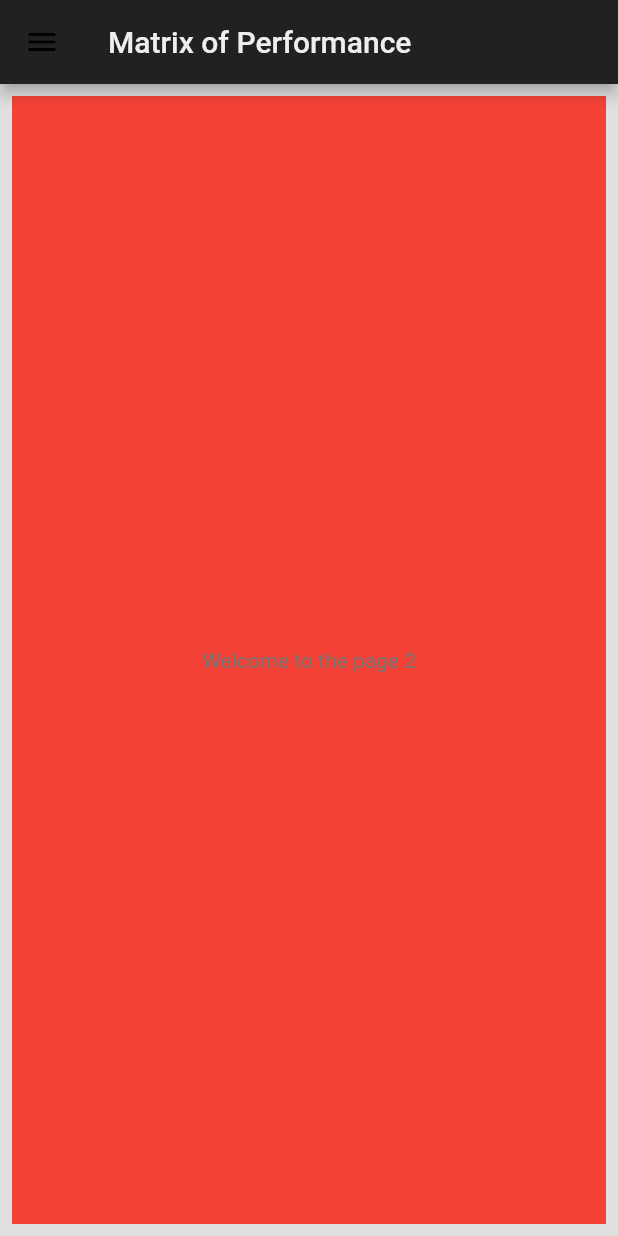
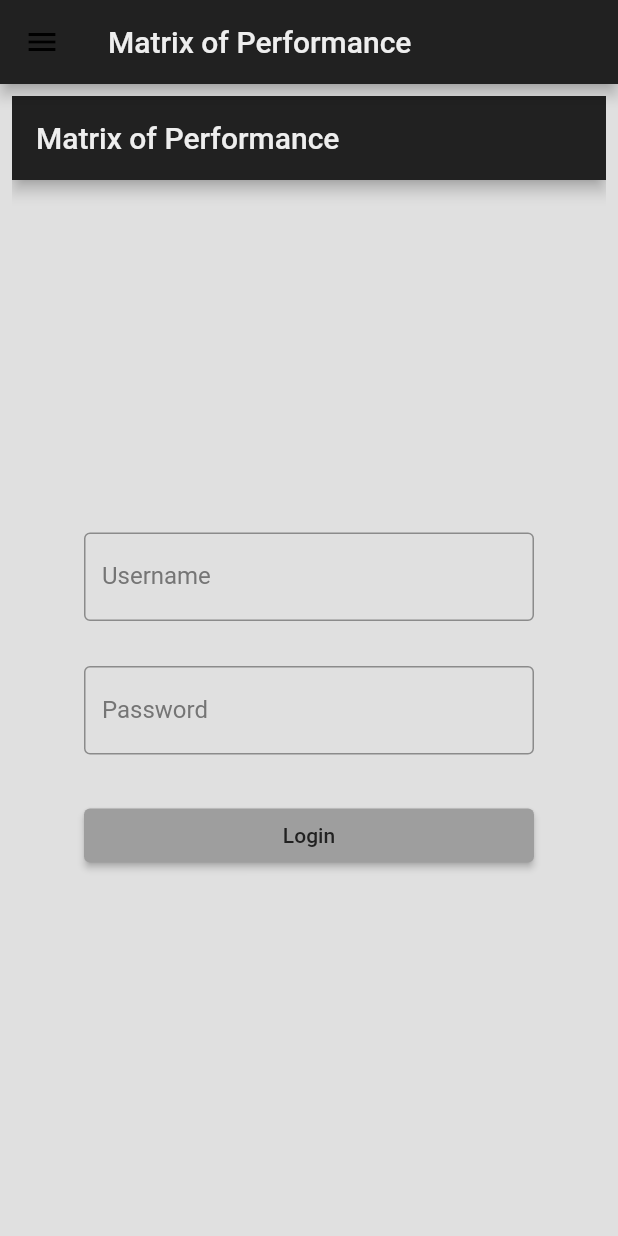
Before and after one commit to Wratheus/MatrixOfPerformance, a Flutter app: the screen it shows after launch, swiped to page 2, on a phone screen of 412 x 824 dp. Run offline on Flutter 3.47's test engine with Material 2 defaults, Android fonts, the phone set to English and light mode, and no system bars; our stand-ins replace bloc, flutter_bloc.

Commit message:
feat: LoginPage(), Custom TextField update: ./constants/ with colors and constants variables ref: rename MyBox, MyTile

```diff
--- a/flutter_matrix_of_skills/lib/src/constants/constants.dart
+++ b/flutter_matrix_of_skills/lib/src/constants/constants.dart
@@ -1,4 +1,5 @@
 import 'package:flutter/material.dart';
+import 'package:flutter_matrix_of_skills/src/pages/login_page.dart';
 
 import '../pages/main_management_page.dart';
 
@@ -6,7 +7,7 @@ part './colors.dart';
 
 List<Widget> pageList = <Widget>[ // navigation pages list
   const MainManagementPage(),
-  Container(color: Colors.red, child: Center(child: Text("Welcome to the page 2", style: drawerTextColor))),
+  const LoginPage(),
   Container(color: Colors.blue, child: Center(child: Text("Welcome to the page 3", style: drawerTextColor))),
   Container(color: Colors.purpleAccent, child: Center(child: Text("Welcome to the page 4", style: drawerTextColor))),
 ];
@@ -14,13 +15,16 @@ var defaultBackgroundColor = Colors.grey[300];
 var appBarColor = Colors.grey[900];
 var myAppBar = AppBar(
   backgroundColor: appBarColor,
-  title: Text('Matrix of Performance', style: AppBarTextColor),
+  title: Text('Matrix of Performance', style: appBarTextColor),
   centerTitle: false,
 );
 var drawerTextColor = TextStyle(
   color: Colors.grey[600],
 );
-var AppBarTextColor = TextStyle(
+var appBarTextColor = TextStyle(
   color: Colors.grey[200],
 );
+var buttonTextColor = TextStyle(
+  color: Colors.grey[900],
+);
 var tilePadding = const EdgeInsets.only(left: 8.0, right: 8, top: 8);
--- /dev/null
+++ b/flutter_matrix_of_skills/lib/src/pages/login_page.dart
@@ -0,0 +1,77 @@
+// ignore_for_file: non_constant_identifier_names
+
+import 'package:flutter/material.dart';
+import 'package:flutter_matrix_of_skills/src/constants/constants.dart';
+import 'package:flutter_matrix_of_skills/src/utils/sample_button_style.dart';
+import 'package:flutter_matrix_of_skills/src/utils/sample_text_field.dart';
+
+class LoginPage extends StatefulWidget {
+  const LoginPage({Key? key}) : super(key: key);
+  @override
+  // ignore: library_private_types_in_public_api
+  _LoginPageState createState() => _LoginPageState();
+}
+
+class _LoginPageState extends State<LoginPage>{
+  final TextEditingController _textControllerLogin = TextEditingController();
+  final TextEditingController _textControllerPassword = TextEditingController();
+  @override
+  Widget build(BuildContext context) {
+    return Scaffold(
+      appBar: myAppBar,
+      backgroundColor: defaultBackgroundColor,
+      body: Center(
+        child: Container(
+          width: 300,
+          decoration: BoxDecoration(
+            borderRadius: BorderRadius.circular(8),
+          ),
+          child: ListView(
+            shrinkWrap: true,
+            children: [
+              SampleTextField(textController: _textControllerLogin, labelText: 'Username', hideText: false),
+              const SizedBox(height: 30,),
+              SampleTextField(textController: _textControllerPassword, labelText: 'Password', hideText: true),
+              const SizedBox(height: 30,),
+              ElevatedButton(
+                  onPressed: () => print('${_textControllerLogin.text}, ${_textControllerPassword.text}'),
+                  child: SampleElevatedButtonStyleContainer(labelText: 'Login')
+              )
+            ],
+          ),
+        ),
+      ),
+    );
+  }
+}
+
+/*              TextField(
+              controller: _textControllerLogin,
+              textAlign: TextAlign.start,
+              textAlignVertical: TextAlignVertical.center,
+              decoration: const InputDecoration(
+                border: OutlineInputBorder(),
+                labelText: 'User Name',
+              ),
+              style: drawerTextColor,
+              keyboardType: TextInputType.text,
+              onChanged: (_) => {
+                setState(() {
+                  login = _textControllerLogin.text;
+                })}
+              ),*/
+/*TextField(
+                  controller: _textControllerLogin,
+                  textAlign: TextAlign.start,
+                  textAlignVertical: TextAlignVertical.center,
+                  decoration: const InputDecoration(
+                    border: OutlineInputBorder(),
+                    labelText: 'User Name',
+                  ),
+                  style: drawerTextColor,
+                  keyboardType: TextInputType.text,
+                  onChanged: (_) => {
+                    setState(() {
+                      password = _textControllerPassword.text;
+                    })}
+              ),*/
--- a/flutter_matrix_of_skills/lib/src/pages/responsive/desktop_body.dart
+++ b/flutter_matrix_of_skills/lib/src/pages/responsive/desktop_body.dart
@@ -2,7 +2,7 @@ import 'package:flutter/material.dart';
 
 import 'package:flutter_matrix_of_skills/src/pages/main_management_page.dart';
 import '../../constants/constants.dart';
-import '../../utils/my_drawer.dart';
+import '../../utils/main_drawer.dart';
 
 class DesktopScaffold extends StatefulWidget {
   const DesktopScaffold({Key? key}) : super(key: key);
--- a/flutter_matrix_of_skills/lib/src/pages/responsive/mobile_body.dart
+++ b/flutter_matrix_of_skills/lib/src/pages/responsive/mobile_body.dart
@@ -1,9 +1,9 @@
 import 'package:flutter/material.dart';
 
 import '../../constants/constants.dart';
-import '../../utils/my_box.dart';
-import '../../utils/my_tile.dart';
-import '../../utils/my_drawer.dart';
+import '../../utils/sample_box.dart';
+import '../../utils/sample_tile.dart';
+import '../../utils/main_drawer.dart';
 import '../main_management_page.dart';
 
 class MobileScaffold extends StatefulWidget {
--- a/flutter_matrix_of_skills/lib/src/utils/my_drawer.dart
+++ b/flutter_matrix_of_skills/lib/src/utils/main_drawer.dart
@@ -1,10 +1,6 @@
 import 'package:flutter/material.dart';
-import '../pages/main_management_page.dart';
 
 import '../constants/constants.dart';
-import '../pages/responsive/desktop_body.dart';
-import '../pages/responsive/mobile_body.dart';
-import '../pages/responsive/responsive_layout.dart';
 
 // ignore: must_be_immutable
 class NavigationDrawer extends StatefulWidget {
--- a/flutter_matrix_of_skills/lib/src/utils/my_box.dart
+++ b/flutter_matrix_of_skills/lib/src/utils/sample_box.dart
@@ -1,6 +1,6 @@
 import 'package:flutter/material.dart';
 
-class MyBox extends StatelessWidget {
+class SampleBox extends StatelessWidget {
   @override
   Widget build(BuildContext context) {
     return Padding(
--- /dev/null
+++ b/flutter_matrix_of_skills/lib/src/utils/sample_button_style.dart
@@ -0,0 +1,21 @@
+// ignore_for_file: must_be_immutable
+
+import 'package:flutter/material.dart';
+import 'package:flutter_matrix_of_skills/src/constants/constants.dart';
+
+class SampleElevatedButtonStyleContainer extends StatelessWidget {
+  String labelText;
+  SampleElevatedButtonStyleContainer({Key? key, required this.labelText}) : super(key: key);
+
+
+  @override
+  Widget build(BuildContext context) {
+    return Padding(
+      padding: const EdgeInsets.all(8),
+      child: Text(
+        labelText,
+        style: buttonTextColor,
+      ),
+    );
+  }
+}
--- /dev/null
+++ b/flutter_matrix_of_skills/lib/src/utils/sample_text_field.dart
@@ -0,0 +1,45 @@
+import 'package:flutter/foundation.dart';
+import 'package:flutter/material.dart';
+
+import '../constants/constants.dart';
+
+// ignore: must_be_immutable
+class SampleTextField extends StatefulWidget {
+  TextEditingController textController;
+  String labelText;
+  bool hideText;
+  SampleTextField({Key? key, required this.textController, required this.labelText, required this.hideText}) : super(key: key);
+
+  @override
+  State<SampleTextField> createState() => _SampleTextFieldState();
+}
+
+class _SampleTextFieldState extends State<SampleTextField> {
+  String textControllerText = '';
+  @override
+  Widget build(BuildContext context) {
+    return TextField(
+      obscureText: widget.hideText,
+      controller: widget.textController,
+      textAlign: TextAlign.start,
+      textAlignVertical: TextAlignVertical.center,
+        decoration: InputDecoration(
+          border: const OutlineInputBorder(),
+          labelText: widget.labelText,
+          labelStyle: drawerTextColor,
+
+        ),
+      style: drawerTextColor,
+      keyboardType: TextInputType.text,
+      onSubmitted: (text) => {
+        setState(() {
+          textControllerText = widget.textController.text;
+          if (kDebugMode) {
+            print(textControllerText);
+          }
+        }
+        )
+      }
+    );
+  }
+}
--- a/flutter_matrix_of_skills/lib/src/utils/my_tile.dart
+++ b/flutter_matrix_of_skills/lib/src/utils/sample_tile.dart
@@ -1,7 +1,7 @@
 import 'package:flutter/material.dart';
 
-class MyTile extends StatelessWidget {
-  const MyTile({Key? key}) : super(key: key);
+class SampleTile extends StatelessWidget {
+  const SampleTile({Key? key}) : super(key: key);
 
   @override
   Widget build(BuildContext context) {
```
Also changed, not shown: flutter_matrix_of_skills/lib/src/pages/main_management_page.dart (+6 -6 lines).
